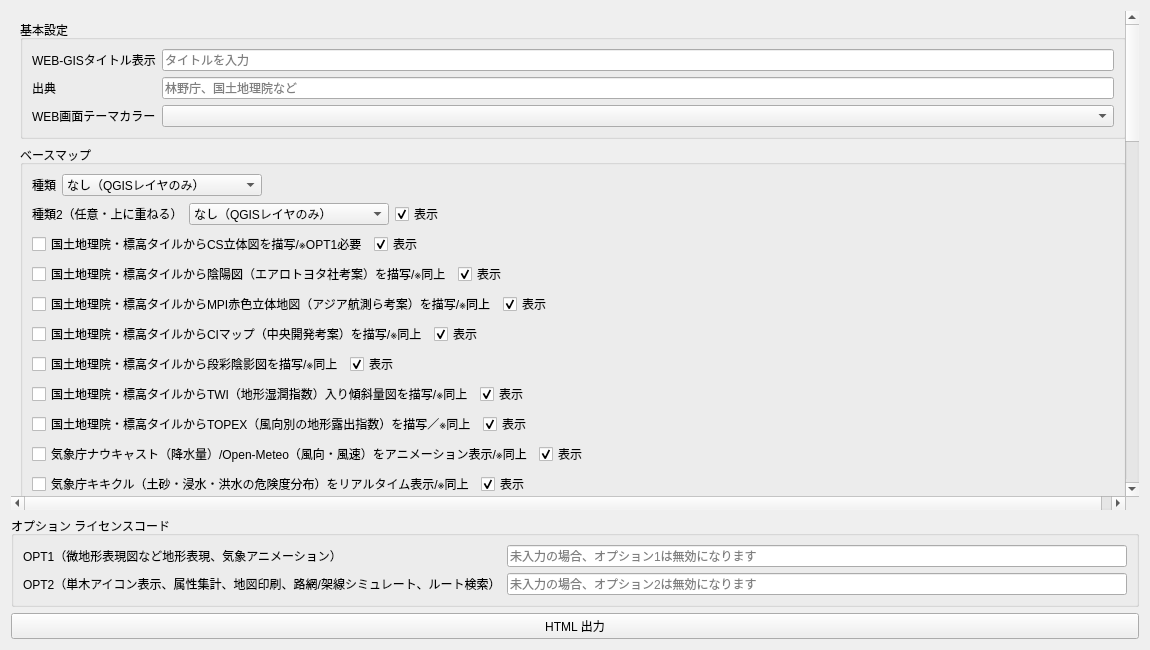
Above: dialog.ui from naokimuroki/ForestGeoStudio-QGIS-plugin before the change. Below: the same form after it.
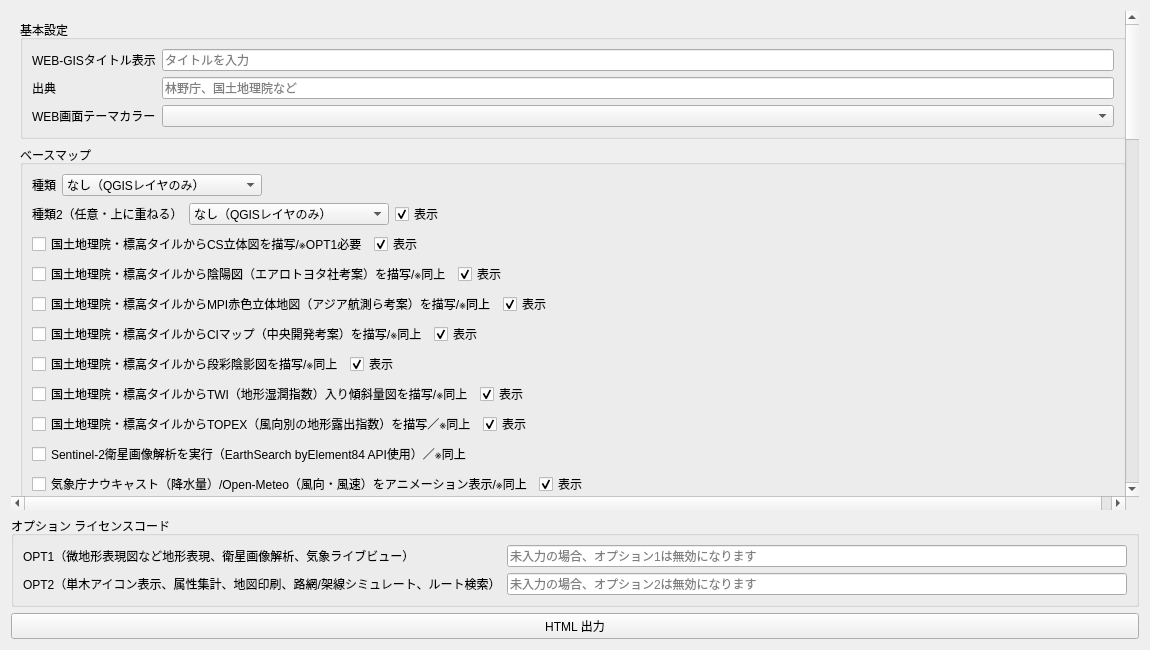
That is the form after the change.

The edit to the form file:
```diff
--- a/dialog.ui
+++ b/dialog.ui
@@ -745,6 +745,24 @@
         </item>
        </layout>
       </item>
+      <item>
+       <layout class="QHBoxLayout" name="layoutBasemapRowSentinelChange">
+        <item>
+         <widget class="QCheckBox" name="chkSentinelChange">
+          <property name="text">
+           <string>Sentinel-2衛星画像解析を実行（EarthSearch byElement84 API使用）／※同上</string>
+          </property>
+          <property name="checked"><bool>false</bool></property>
+         </widget>
+        </item>
+        <item>
+         <spacer name="spacerSentinelChange">
+          <property name="orientation"><enum>Qt::Horizontal</enum></property>
+          <property name="sizeHint" stdset="0"><size><width>40</width><height>20</height></size></property>
+         </spacer>
+        </item>
+       </layout>
+      </item>
       <item>
        <layout class="QHBoxLayout" name="layoutBasemapRow7">
         <item>
@@ -2085,7 +2103,7 @@
       <item row="0" column="0">
        <widget class="QLabel" name="lblLicenseOpt1">
         <property name="text">
-         <string>OPT1（微地形表現図など地形表現、気象アニメーション）</string>
+         <string>OPT1（微地形表現図など地形表現、衛星画像解析、気象ライブビュー）</string>
         </property>
        </widget>
       </item>
```
